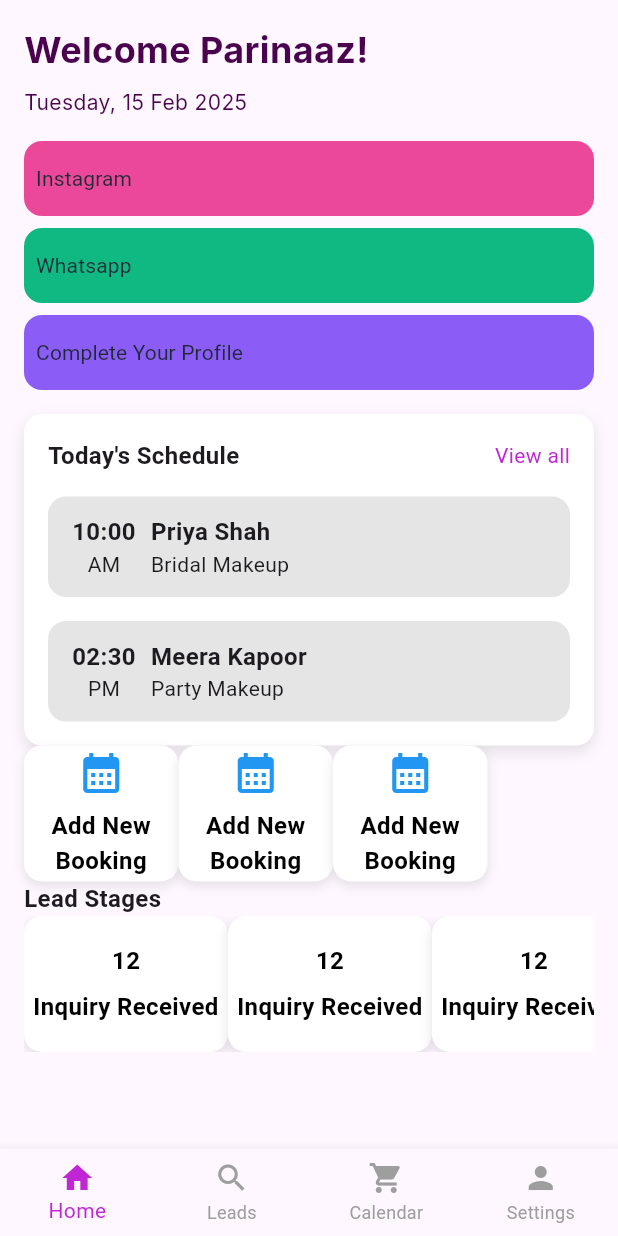
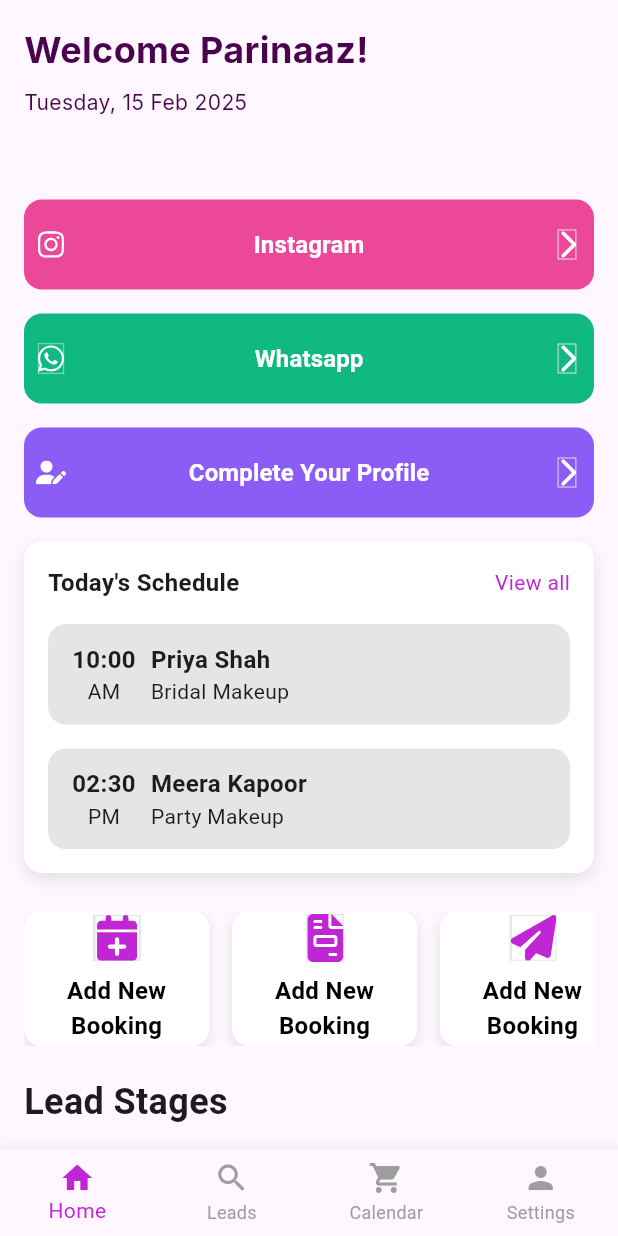
Before and after one commit to Chinmayverma1602/1glam, a Flutter app: the HomePage screen opened by its route, on a phone screen of 412 x 824 dp. Run offline on Flutter 3.47's test engine with Material 3 defaults, Android fonts, the light colour scheme and no system bars; our stand-ins replace flutter_svg, google_fonts, pinput.

Commit message:
home page changes done

```diff
--- a/lib/screens/AddServicesPage.dart
+++ b/lib/screens/AddServicesPage.dart
@@ -102,11 +102,11 @@
               artistName: 'Emma Wilson',
                artistSpecialization: 'Hair Specialist',
                 serviceType: 'Mobile Service',
-                serviceIcon: '',
+                serviceIcon: 'assets/images/f.svg',
                 leadingIconColor: AppColors.primary,
-                mobileServiceIcon: '',
+                mobileServiceIcon: 'assets/images/slide.svg',
                 trailingIconColor: AppColors.primary,
-                artistImage: '',
+                artistImage: 'assets/images/img.svg',
 
               ),
               SizedBox(height: 16,),
@@ -121,11 +121,11 @@
               artistName: 'Sophie Chen ',
                artistSpecialization: 'Hair Specialist',
                 serviceType: 'Mobile Service',
-                serviceIcon: '',
+                serviceIcon: 'assets/images/f.svg',
                 leadingIconColor: AppColors.primary,
-                mobileServiceIcon: '',
+                mobileServiceIcon: 'assets/images/img.svg',
                 trailingIconColor: AppColors.primary,
-                artistImage: '',
+                artistImage: 'assets/images/img.svg',
 
               ),
                  SizedBox(height: 16,),
--- a/lib/screens/HomePage.dart
+++ b/lib/screens/HomePage.dart
@@ -17,7 +17,7 @@
 }
 
 class _HomePageState extends State<HomePage> {
-  // It’s better to make _selectedIndex mutable so that you can update it when tapping
+
   int _selectedIndex = 0;
 
   void _onItemTapped(int index) {
@@ -59,23 +59,40 @@
                 subtitle: "Tuesday, 15 Feb 2025",
                 color: AppColors.title,
               ),
-              const SizedBox(height: 16),
+              const SizedBox(height: 55),
               CustomButton2(
                 text: "Instagram",
                 borderColor: Colors.transparent,
                 fillColor: AppColors.instagram,
+                leadingImage: 'assets/images/d.svg',
+                trailingImage: 'assets/images/c.svg',
+                textColor: Colors.white,
+                textSize: 16,
+                isBold: true,
+
               ),
-              const SizedBox(height: 8),
+               SizedBox(height: 16),
               CustomButton2(
                 text: "Whatsapp",
                 borderColor: Colors.transparent,
                 fillColor: AppColors.whatsapp,
+                leadingImage: 'assets/images/a.svg',
+                trailingImage: 'assets/images/c.svg',
+                textColor: Colors.white,
+                textSize: 16,
+                isBold: true,
               ),
-              const SizedBox(height: 8),
+              SizedBox(height: 16),
               CustomButton2(
                 text: "Complete Your Profile",
                 borderColor: Colors.transparent,
                 fillColor: AppColors.profile,
+                leadingImage: 'assets/images/b.svg',
+                trailingImage: 'assets/images/c.svg',
+                textColor: Colors.white,
+                textSize: 16,
+                isBold: true,
+
               ),
               const SizedBox(height: 16),
 
@@ -124,27 +141,37 @@
                   ],
                 ),
               ),
-              Row(
-                children: [
-                  CustomHomeServicesButton(icon: Icons.calendar_month,label: "Add New Booking",),
-                  CustomHomeServicesButton(icon: Icons.calendar_month,label: "Add New Booking",),
-                  CustomHomeServicesButton(icon: Icons.calendar_month,label: "Add New Booking",),
-                ],
-              ),
-             Text(
-                  "Lead Stages",
-                  style: TextStyle(
-                  fontSize: 16,
-                  fontWeight: FontWeight.bold,
-                  ),
-                  ),
+              SizedBox(height: 25,),
               SingleChildScrollView(
                 scrollDirection: Axis.horizontal,
                 child: Row(
                   children: [
-                    CustomStatsButton(label: "Inquiry Received", stats: "12"),
-                    CustomStatsButton(label: "Inquiry Received", stats: "12"),
-                    CustomStatsButton(label: "Inquiry Received", stats: "12"),
+                    CustomHomeServicesButton(label: "Add New Booking", iconPath: 'assets/images/i3.svg',),
+                     SizedBox(width: 15,),
+                    CustomHomeServicesButton(label: "Add New Booking", iconPath: 'assets/images/i-2.svg',),
+                    SizedBox(width: 15,),
+                    CustomHomeServicesButton(label: "Add New Booking", iconPath: 'assets/images/i-1.svg',),
+                  ],
+                ),
+              ),
+               SizedBox(height: 20,),
+             Text(
+                  "Lead Stages",
+                  style: TextStyle(
+                  fontSize: 24,
+                  fontWeight: FontWeight.bold,
+                  ),
+                  ),
+                   SizedBox(height: 20,),
+              SingleChildScrollView(
+                scrollDirection: Axis.horizontal,
+                child: Row(
+                  children: [
+                    CustomStatsButton(label: "Inquiry Received", stats: "12", textColor: AppColors.primary,labelColor: Colors.grey,),
+                    SizedBox(width: 15,),
+                    CustomStatsButton(label: "Inquiry Received", stats: "12", textColor: AppColors.primary,labelColor: Colors.grey,),
+                    SizedBox(width: 15,),
+                    CustomStatsButton(label: "Inquiry Received", stats: "12", textColor: AppColors.primary,labelColor:  Colors.grey,),
                   ],
                 ),
               )
--- a/lib/widgets/CustomButton2.dart
+++ b/lib/widgets/CustomButton2.dart
@@ -5,26 +5,32 @@
 class CustomButton2 extends StatelessWidget {
   final String text;
   final Color borderColor;
-  final Color fillColor; // New fill color parameter
+  final Color fillColor;
   final String? leadingImage;
   final String? trailingImage;
+  final Color textColor;
+  final double textSize;
+  final bool isBold;
 
   CustomButton2({
     Key? key,
     required this.text,
     required this.borderColor,
-    this.fillColor = Colors.transparent, // Default is transparent
+    this.fillColor = Colors.transparent,
     this.leadingImage,
     this.trailingImage,
+    this.textColor = AppColors.text,
+    this.textSize = 14.0,
+    this.isBold = false,
   }) : super(key: key);
 
   @override
   Widget build(BuildContext context) {
     return ElevatedButton(
       style: ElevatedButton.styleFrom(
-        minimumSize: const Size(175, 50),
+        minimumSize: const Size(175, 60),
         elevation: 0,
-        backgroundColor: fillColor, // Use the provided fill color
+        backgroundColor: fillColor,
         shape: RoundedRectangleBorder(
           borderRadius: BorderRadius.circular(12),
           side: BorderSide(color: borderColor, width: 1.5),
@@ -47,7 +53,11 @@
             ),
           Text(
             text,
-            style: TextStyle(color: AppColors.text, fontWeight: FontWeight.w400),
+            style: TextStyle(
+              color: textColor,
+              fontSize: textSize,
+              fontWeight: isBold ? FontWeight.bold : FontWeight.w400,
+            ),
           ),
           if (trailingImage != null)
             Row(
--- a/lib/widgets/CustomHomeServicesButton.dart
+++ b/lib/widgets/CustomHomeServicesButton.dart
@@ -1,17 +1,16 @@
 import 'package:flutter/material.dart';
+import 'package:flutter_svg/flutter_svg.dart';
 
 class CustomHomeServicesButton extends StatelessWidget {
-  final IconData icon;
+  final String iconPath;
   final String label;
-  final Color iconColor;
   final Color textColor;
   final Color backgroundColor;
 
   const CustomHomeServicesButton({
     Key? key,
-    required this.icon,
+    required this.iconPath,
     required this.label,
-    this.iconColor = Colors.blue,
     this.textColor = Colors.black,
     this.backgroundColor = Colors.white,
   }) : super(key: key);
@@ -20,7 +19,7 @@
   Widget build(BuildContext context) {
     return Container(
       height: MediaQuery.of(context).size.height * 0.11,
-      width: MediaQuery.of(context).size.width * 0.25,
+      width: MediaQuery.of(context).size.width * 0.30,
       decoration: BoxDecoration(
         color: backgroundColor,
         borderRadius: BorderRadius.circular(12),
@@ -35,10 +34,10 @@
       child: Column(
         mainAxisAlignment: MainAxisAlignment.center,
         children: [
-          Icon(
-            icon,
-            color: iconColor,
-            size: 32,
+          SvgPicture.asset(
+            iconPath,
+            height: 32,
+            width: 32,
           ),
           const SizedBox(height: 8),
           Text(
--- a/lib/widgets/CustomStatsButton.dart
+++ b/lib/widgets/CustomStatsButton.dart
@@ -37,14 +37,17 @@
           ),
         ],
       ),
+      child: Padding(
+        padding: const EdgeInsets.all(4.0),
         child: Column(
           mainAxisAlignment: MainAxisAlignment.center,
+          crossAxisAlignment: CrossAxisAlignment.start,
           children: [
             Text(
               widget.stats,
               style: TextStyle(
                 color: widget.textColor,
-              fontSize: 16,
+                fontSize: 24,
                 fontWeight: FontWeight.w600,
               ),
               textAlign: TextAlign.start,
@@ -55,12 +58,13 @@
               style: TextStyle(
                 color: widget.labelColor,
                 fontSize: 16,
-              fontWeight: FontWeight.w600,
+
               ),
               textAlign: TextAlign.center,
             ),
           ],
         ),
+      ),
     );
   }
 }
```
Also changed, not shown: assets/images/a.svg (added), assets/images/b.svg (added), assets/images/c.svg (added), assets/images/d.svg (added), assets/images/f.svg (added), assets/images/i-1.svg (added), assets/images/i-2.svg (added), assets/images/i3.svg (added), assets/images/img.svg (added), assets/images/slide.svg (added). Lines whose indentation alone changed are shown as unchanged.
